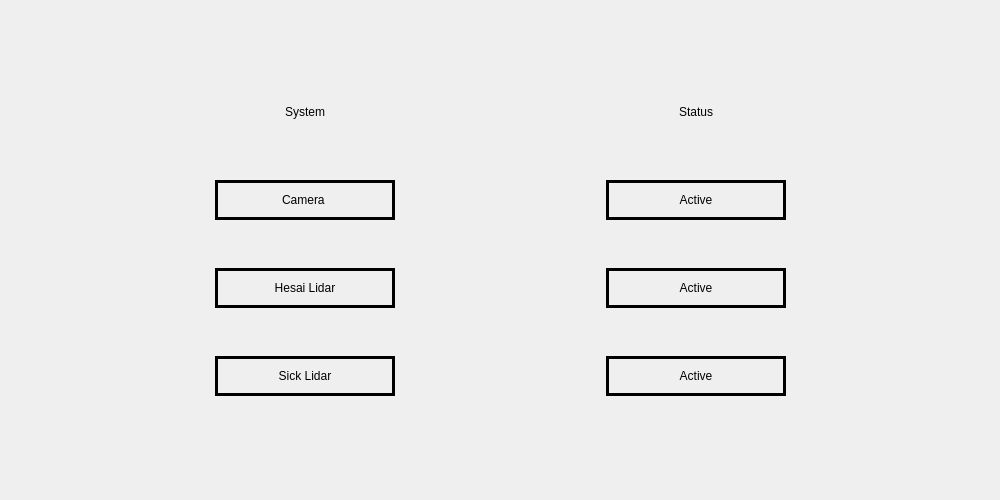
Above: amr_v4_qt/src/health_screen.ui from ColinSmith14/agv_gui before the change. Below: the same form after it.
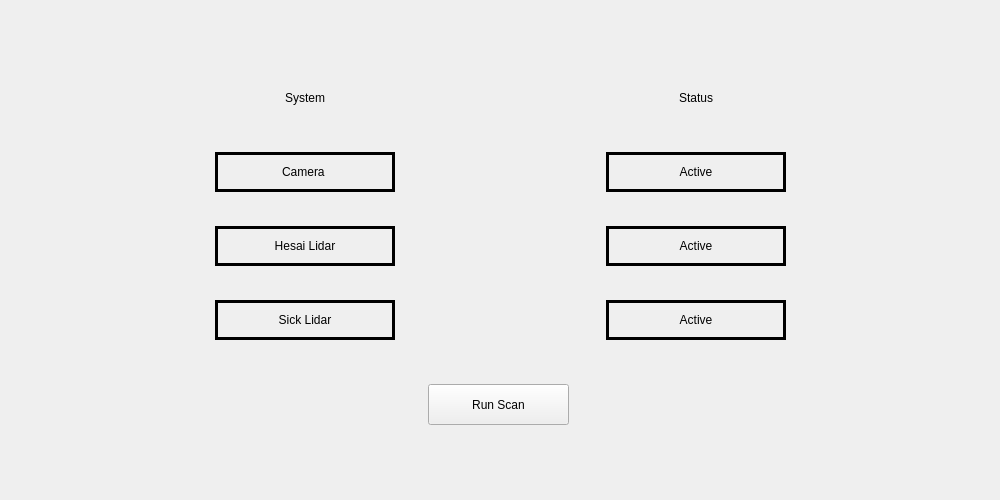
That is the form after the change.

Commit message: added scan feature

Patch:
```diff
--- a/amr_v4_qt/src/health_screen.ui
+++ b/amr_v4_qt/src/health_screen.ui
@@ -2,6 +2,9 @@
 <ui version="4.0">
  <class>HealthScreen</class>
  <widget class="QWidget" name="HealthScreen">
+  <property name="enabled">
+   <bool>true</bool>
+  </property>
   <property name="geometry">
    <rect>
     <x>0</x>
@@ -19,7 +22,7 @@
      <x>10</x>
      <y>50</y>
      <width>981</width>
-     <height>391</height>
+     <height>321</height>
     </rect>
    </property>
    <layout class="QVBoxLayout" name="verticalLayout">
@@ -373,6 +376,38 @@
     </item>
    </layout>
   </widget>
+  <widget class="QPushButton" name="scanButton">
+   <property name="geometry">
+    <rect>
+     <x>428</x>
+     <y>384</y>
+     <width>141</width>
+     <height>41</height>
+    </rect>
+   </property>
+   <property name="text">
+    <string>Run Scan</string>
+   </property>
+  </widget>
+  <widget class="QLabel" name="loadingLabel">
+   <property name="enabled">
+    <bool>true</bool>
+   </property>
+   <property name="geometry">
+    <rect>
+     <x>590</x>
+     <y>380</y>
+     <width>51</width>
+     <height>51</height>
+    </rect>
+   </property>
+   <property name="text">
+    <string/>
+   </property>
+   <property name="scaledContents">
+    <bool>true</bool>
+   </property>
+  </widget>
  </widget>
  <resources/>
  <connections/>
```
The commit also changes 4 other files.
